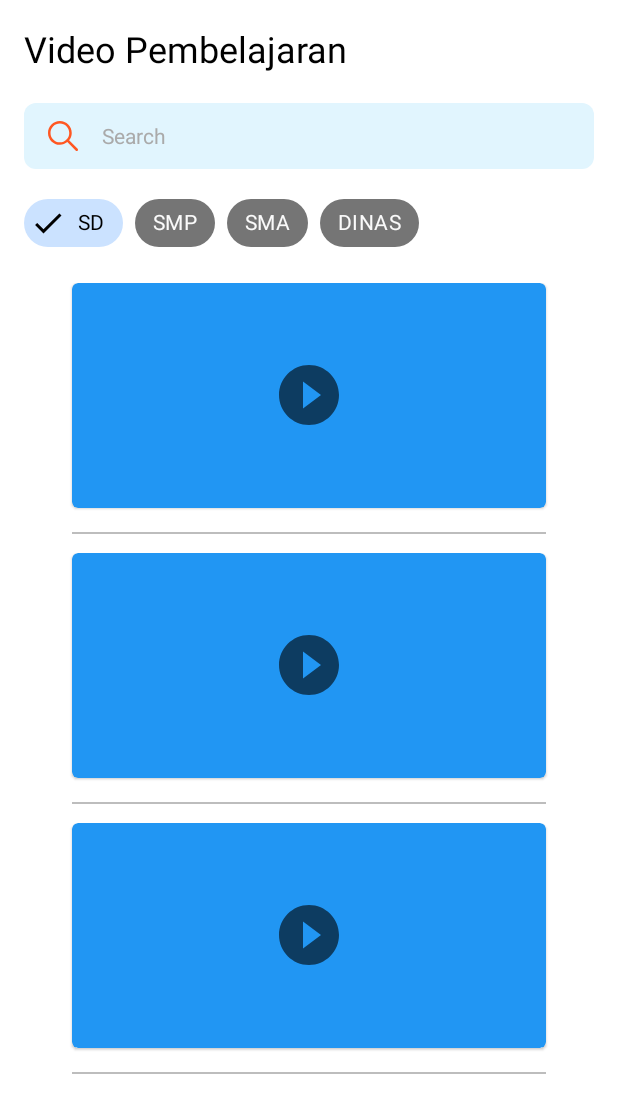
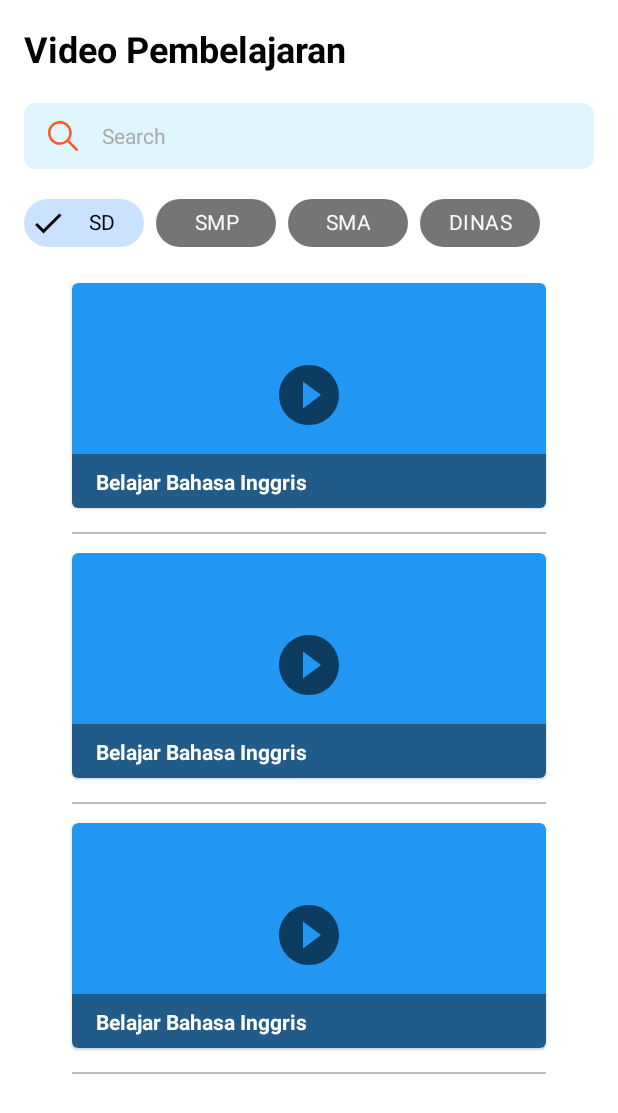
Before and after one commit to alamsyaah/rumahrahil, an Android app: the layout fragment_video.xml on its own in the app's theme, with its tools: preview values and no code run, on a phone screen of 412 x 824 dp. Shown: the top 1113 px of the screen. Run offline under Robolectric (Android 15) with nearby library versions, the phone set to English and light mode, and no system bars.

Commit message:
edit cardview video

```diff
--- a/app/src/main/java/com/example/rumahrahil/video/ListVideoAdapter.kt
+++ b/app/src/main/java/com/example/rumahrahil/video/ListVideoAdapter.kt
@@ -26,6 +26,7 @@ class ListVideoAdapter() :
                         .load(video.linkThumbnail)
                         .override(300, 150)
                         .into(iv_thumbnail_video)
+                tv_title_carditem.text = video.nama
             }
         }
     }
--- a/app/src/main/res/layout/fragment_video.xml
+++ b/app/src/main/res/layout/fragment_video.xml
@@ -15,6 +15,7 @@
         android:textColor="@color/black"
         android:textSize="24sp"
         android:text="@string/video_pembelajaran"
+        android:textStyle="bold"
         app:layout_constraintTop_toTopOf="parent"
         app:layout_constraintStart_toStartOf="parent" />
 
@@ -63,7 +64,7 @@
 
     <com.google.android.material.chip.ChipGroup
         android:id="@+id/cg_category_video"
-        android:layout_width="wrap_content"
+        android:layout_width="match_parent"
         android:layout_height="wrap_content"
         android:layout_marginTop="12dp"
         app:singleSelection="true"
@@ -75,32 +76,36 @@
         <com.google.android.material.chip.Chip
             android:id="@+id/chip_cat_sd"
             style="@style/customChipStyle"
-            android:layout_width="wrap_content"
+            android:layout_width="80dp"
             android:layout_height="wrap_content"
+            android:textAlignment="center"
             android:text="@string/sd"
             android:textStyle="bold" />
 
         <com.google.android.material.chip.Chip
             android:id="@+id/chip_cat_smp"
             style="@style/customChipStyle"
-            android:layout_width="wrap_content"
+            android:layout_width="80dp"
             android:layout_height="wrap_content"
+            android:textAlignment="center"
             android:text="@string/smp"
             android:textStyle="bold" />
 
         <com.google.android.material.chip.Chip
             android:id="@+id/chip_cat_sma"
             style="@style/customChipStyle"
-            android:layout_width="wrap_content"
+            android:layout_width="80dp"
             android:layout_height="wrap_content"
+            android:textAlignment="center"
             android:text="@string/sma"
             android:textStyle="bold" />
 
         <com.google.android.material.chip.Chip
             android:id="@+id/chip_cat_dinas"
             style="@style/customChipStyle"
-            android:layout_width="wrap_content"
+            android:layout_width="80dp"
             android:layout_height="wrap_content"
+            android:textAlignment="center"
             android:text="@string/dinas"
             android:textStyle="bold" />
 
--- a/app/src/main/res/layout/item_vidcategory.xml
+++ b/app/src/main/res/layout/item_vidcategory.xml
@@ -30,6 +30,25 @@
                 android:layout_centerInParent="true"
                 android:contentDescription="@string/image_play_button" />
 
+            <FrameLayout
+                android:layout_width="match_parent"
+                android:layout_height="36dp"
+                android:layout_alignParentBottom="true"
+                android:background="@color/md_grey_900"
+                android:alpha="0.5" />
+
+            <com.google.android.material.textview.MaterialTextView
+                android:id="@+id/tv_title_carditem"
+                android:layout_width="wrap_content"
+                android:layout_height="wrap_content"
+                android:text="@string/example_title_cardvideo"
+                android:layout_alignParentBottom="true"
+                android:layout_marginTop="8dp"
+                android:layout_marginBottom="8dp"
+                android:layout_marginStart="16dp"
+                android:textStyle="bold"
+                android:textColor="@color/white" />
+
         </RelativeLayout>
 
     </com.google.android.material.card.MaterialCardView>
--- a/app/src/main/res/values/strings.xml
+++ b/app/src/main/res/values/strings.xml
@@ -94,6 +94,7 @@
     <string name="example_answer1">10</string>
     <string name="previous_question">sebelumnya</string>
     <string name="next_question">selanjutnya</string>
+    <string name="example_title_cardvideo">Belajar Bahasa Inggris</string>
 
 
 </resources>
```
